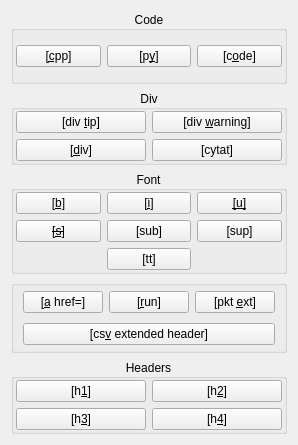
Old version of the form ui/stctagsbuttons.ui in the repository baziorek/STC_editor.
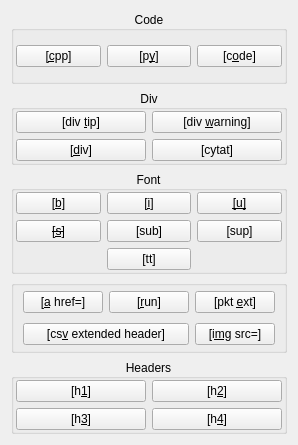
New version of the form. Icons and pictures are not drawn.

Commit message: Added inteligent button to add tag `[img...]`

What changed in the file:
```diff
--- a/ui/stctagsbuttons.ui
+++ b/ui/stctagsbuttons.ui
@@ -6,7 +6,7 @@
    <rect>
     <x>0</x>
     <y>0</y>
-    <width>280</width>
+    <width>294</width>
     <height>445</height>
    </rect>
   </property>
@@ -40,17 +40,6 @@
         </property>
        </widget>
       </item>
-      <item row="1" column="0" colspan="3">
-       <widget class="QPushButton" name="button_csv">
-        <property name="text">
-         <string>[cs&amp;v extended header]</string>
-        </property>
-        <property name="icon">
-         <iconset resource="../resources.qrc">
-          <normaloff>:/icons/mdi/resources/icons/mdi/table-plus.svg</normaloff>:/icons/mdi/resources/icons/mdi/table-plus.svg</iconset>
-        </property>
-       </widget>
-      </item>
       <item row="0" column="0">
        <widget class="QPushButton" name="button_href">
         <property name="toolTip">
@@ -76,6 +65,27 @@
         </property>
        </widget>
       </item>
+      <item row="1" column="0" colspan="2">
+       <widget class="QPushButton" name="button_csv">
+        <property name="text">
+         <string>[cs&amp;v extended header]</string>
+        </property>
+        <property name="icon">
+         <iconset resource="../resources.qrc">
+          <normaloff>:/icons/mdi/resources/icons/mdi/table-plus.svg</normaloff>:/icons/mdi/resources/icons/mdi/table-plus.svg</iconset>
+        </property>
+       </widget>
+      </item>
+      <item row="1" column="2">
+       <widget class="QPushButton" name="button_img">
+        <property name="text">
+         <string>[i&amp;mg src=]</string>
+        </property>
+        <property name="icon">
+         <iconset theme="QIcon::ThemeIcon::InsertImage"/>
+        </property>
+       </widget>
+      </item>
      </layout>
     </widget>
    </item>
```
The commit also changes 6 other files.
